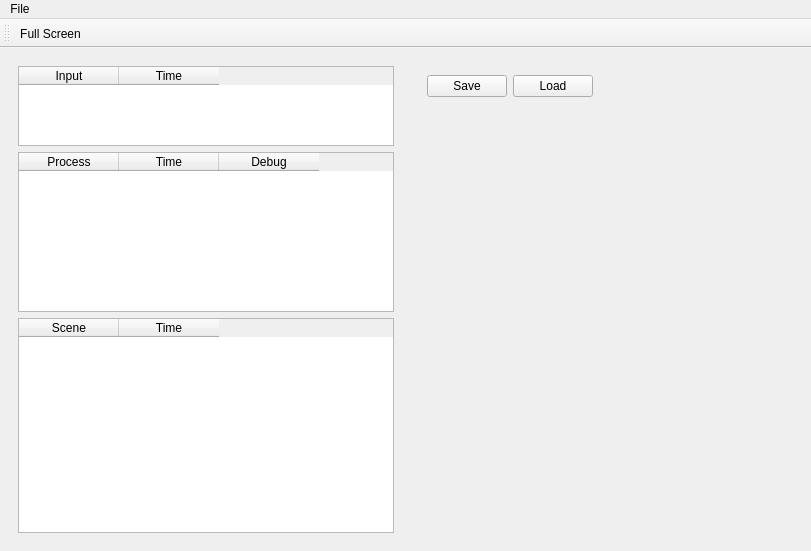
Qt form Scenery/gui/mainwindow.ui (dkliminsky/Scenery) before a commit.
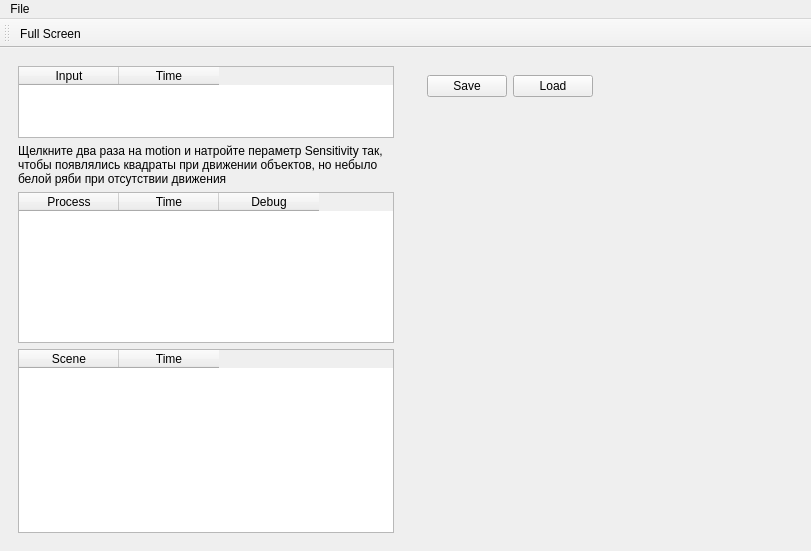
The same form after that commit. Icons and pictures are not drawn.

What changed in the file:
```diff
--- a/Scenery/gui/mainwindow.ui
+++ b/Scenery/gui/mainwindow.ui
@@ -53,6 +53,25 @@
          </column>
         </widget>
        </item>
+       <item>
+        <widget class="QLabel" name="label">
+         <property name="minimumSize">
+          <size>
+           <width>0</width>
+           <height>30</height>
+          </size>
+         </property>
+         <property name="text">
+          <string>Щелкните два раза на motion и натройте пераметр Sensitivity так, чтобы появлялись квадраты при движении объектов, но небыло белой ряби при отсутствии движения</string>
+         </property>
+         <property name="scaledContents">
+          <bool>false</bool>
+         </property>
+         <property name="wordWrap">
+          <bool>true</bool>
+         </property>
+        </widget>
+       </item>
        <item>
         <widget class="QTableWidget" name="tableProcesses">
          <property name="maximumSize">
```
Left out of the diff: 2 changed lines with no effect on the pictures.
